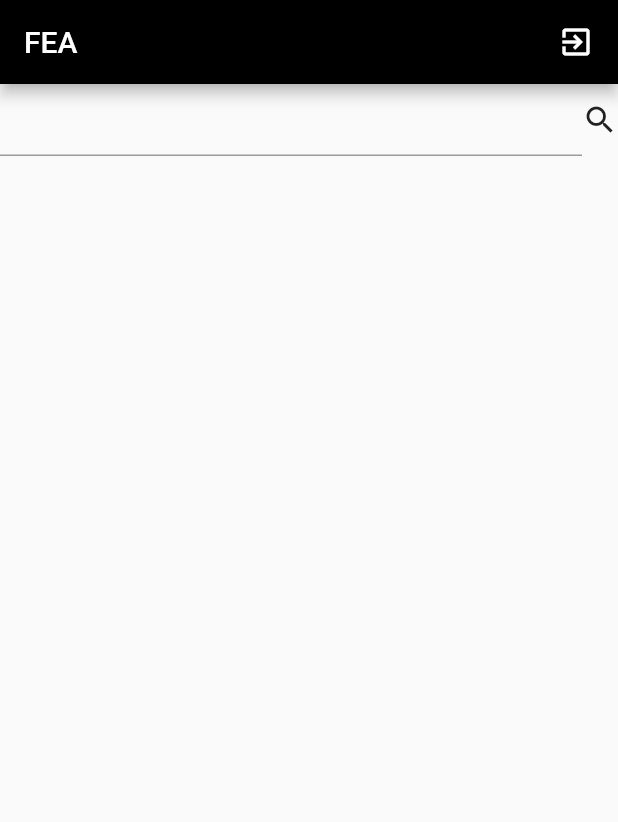
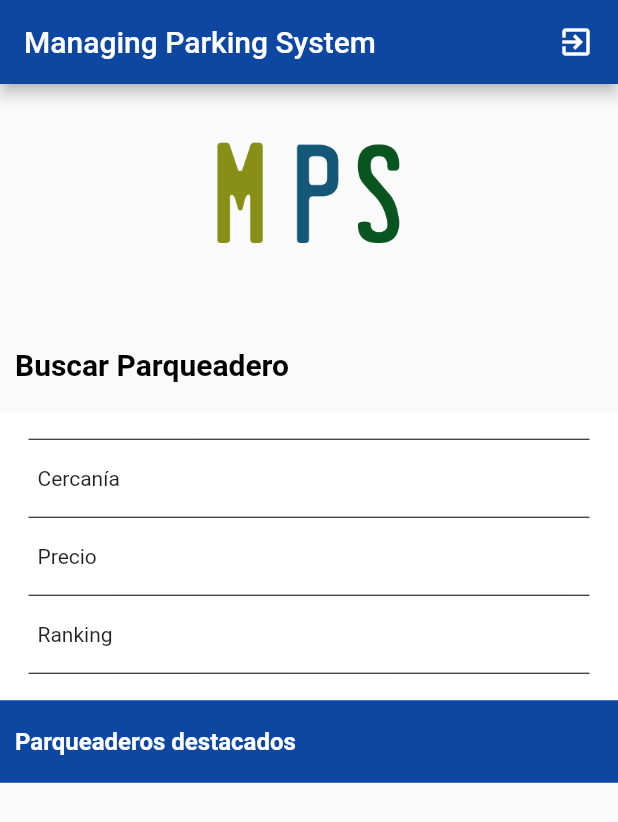
Before and after one commit to IngeSoft202110/MPS, a Flutter app: the Home screen opened directly, on a phone screen of 412 x 824 dp. Shown: the top 822 px of the screen. Run offline on Flutter 3.47's test engine with Material 2 defaults, Android fonts, the phone set to English and light mode, and no system bars; our stand-ins replace cloud_firestore, firebase_auth, firebase_core, google_sign_in, shared_preferences; accounts and stored records are empty.

Commit message:
home cliente

```diff
--- a/lib/views/home.dart
+++ b/lib/views/home.dart
@@ -1,6 +1,7 @@
 import 'package:flutter/material.dart';
 import 'package:mps/services/auth.dart';
 import 'package:mps/views/signin.dart';
+import 'package:mps/views/searchList.dart';
 
 class Home extends StatefulWidget {
   @override
@@ -12,8 +13,8 @@ class _HomeState extends State<Home> {
   Widget build(BuildContext context) {
     return Scaffold(
       appBar: AppBar(
-        backgroundColor: Colors.black,
-        title: Text("FEA"),
+        backgroundColor: Colors.blue[900],
+        title: Text("Managing Parking System"),
         actions: [
           InkWell(
             onTap: () {
@@ -31,9 +32,94 @@ class _HomeState extends State<Home> {
       body: Container(
         child: Column(
           children: [
-            Row(
+            Container(
+              padding: EdgeInsets.symmetric(horizontal: 140, vertical: 30),
+              child: Center(
+                child: Image(image: AssetImage('assets/Logo_Acron.png')),
+              ),
+            ),
+            Align(
+              alignment: Alignment.centerLeft,
+              child: Container(
+                padding: EdgeInsets.symmetric(horizontal: 10, vertical: 20),
+                child: Text(
+                  "Buscar Parqueadero",
+                  style: TextStyle(
+                      fontWeight: FontWeight.bold,
+                      fontSize: 20,
+                      color: Colors.black),
+                ),
+              ),
+            ),
+            Container(
+              color: Colors.white,
+              padding: EdgeInsets.symmetric(horizontal: 0, vertical: 10),
+              child: Row(
+                children: [
+                  Expanded(
+                    child: Column(
+                      children: <Widget>[
+                        Divider(color: Colors.black, indent: 19, endIndent: 19),
+                        Align(
+                          alignment: Alignment.centerLeft,
+                          child: Container(
+                            padding: EdgeInsets.symmetric(
+                                horizontal: 25, vertical: 10),
+                            child: GestureDetector(
+                              child: Text("Cercanía"),
+                              onTap: () {
+                                Navigator.pushReplacement(
+                                    context,
+                                    MaterialPageRoute(
+                                        builder: (context) => SearchList()));
+                              },
+                            ),
+                          ),
+                        ),
+                        Divider(color: Colors.black, indent: 19, endIndent: 19),
+                        Align(
+                          alignment: Alignment.centerLeft,
+                          child: Container(
+                            padding: EdgeInsets.symmetric(
+                                horizontal: 25, vertical: 10),
+                            child: Text("Precio"),
+                          ),
+                        ),
+                        Divider(color: Colors.black, indent: 19, endIndent: 19),
+                        Align(
+                          alignment: Alignment.centerLeft,
+                          child: Container(
+                            padding: EdgeInsets.symmetric(
+                                horizontal: 25, vertical: 10),
+                            child: Text("Ranking"),
+                          ),
+                        ),
+                        Divider(color: Colors.black, indent: 19, endIndent: 19),
+                      ],
+                    ),
+                  ),
+                ],
+              ),
+            ),
+            Container(
+              color: Colors.blue[900],
+              width: double.maxFinite,
+              alignment: Alignment.centerLeft,
+              padding: EdgeInsets.symmetric(horizontal: 10, vertical: 18),
+              child: Text(
+                "Parqueaderos destacados",
+                style: TextStyle(
+                    fontWeight: FontWeight.bold,
+                    fontSize: 16,
+                    color: Colors.white),
+              ),
+            ),
+
+            //Poner parqueaderos de 4 a 5 estrellas
+
+            /*Row(
               children: [Expanded(child: TextField()), Icon(Icons.search)],
-            )
+            )*/
           ],
         ),
       ),
--- a/lib/views/mainpageuser.dart
+++ b/lib/views/mainpageuser.dart
@@ -8,6 +8,10 @@ class MainPageUser extends StatefulWidget {
 class _MainPageUserState extends State<MainPageUser> {
   @override
   Widget build(BuildContext context) {
-    return Scaffold();
+    return Scaffold(
+      body: Column(
+        children: [],
+      ),
+    );
   }
 }
```
Also changed, not shown: lib/views/searchList.dart (added, +56 -0 lines), pubspec.lock, 3 other files.
